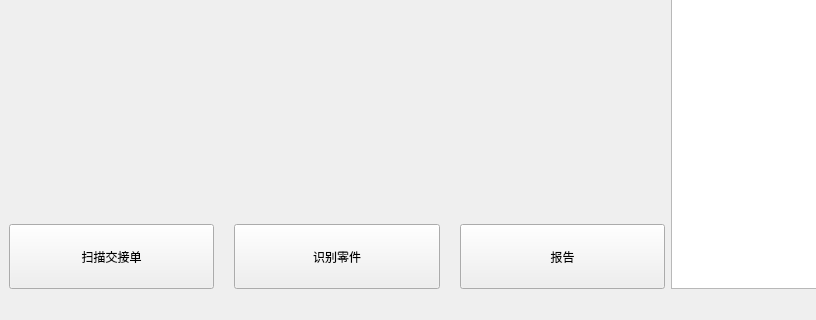
This is HMI.ui in shuaih7/ishop_ocr as Qt 5 draws it before an edit; both pictures show x 0 to 816 and y 462 to 782 of the 1118 by 782 pixel window. The edited form follows.
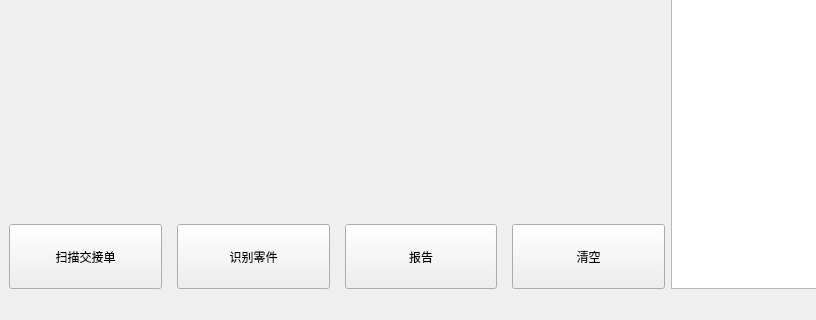
This is the edited form. Custom widgets are drawn as their Qt base class.

What changed in the file:
```diff
--- a/HMI.ui
+++ b/HMI.ui
@@ -33,9 +33,9 @@
          </widget>
         </item>
         <item>
-         <layout class="QHBoxLayout" name="horizontalLayout" stretch="1,1,1">
+         <layout class="QHBoxLayout" name="horizontalLayout" stretch="1,1,1,1">
           <property name="spacing">
-           <number>20</number>
+           <number>15</number>
           </property>
           <item>
            <widget class="QPushButton" name="btnScan">
@@ -76,6 +76,19 @@
             </property>
            </widget>
           </item>
+          <item>
+           <widget class="QPushButton" name="btnClear">
+            <property name="sizePolicy">
+             <sizepolicy hsizetype="Minimum" vsizetype="Preferred">
+              <horstretch>0</horstretch>
+              <verstretch>0</verstretch>
+             </sizepolicy>
+            </property>
+            <property name="text">
+             <string>清空</string>
+            </property>
+           </widget>
+          </item>
          </layout>
         </item>
        </layout>
```
Left out of the diff: 73 changed lines with no effect on the pictures.
